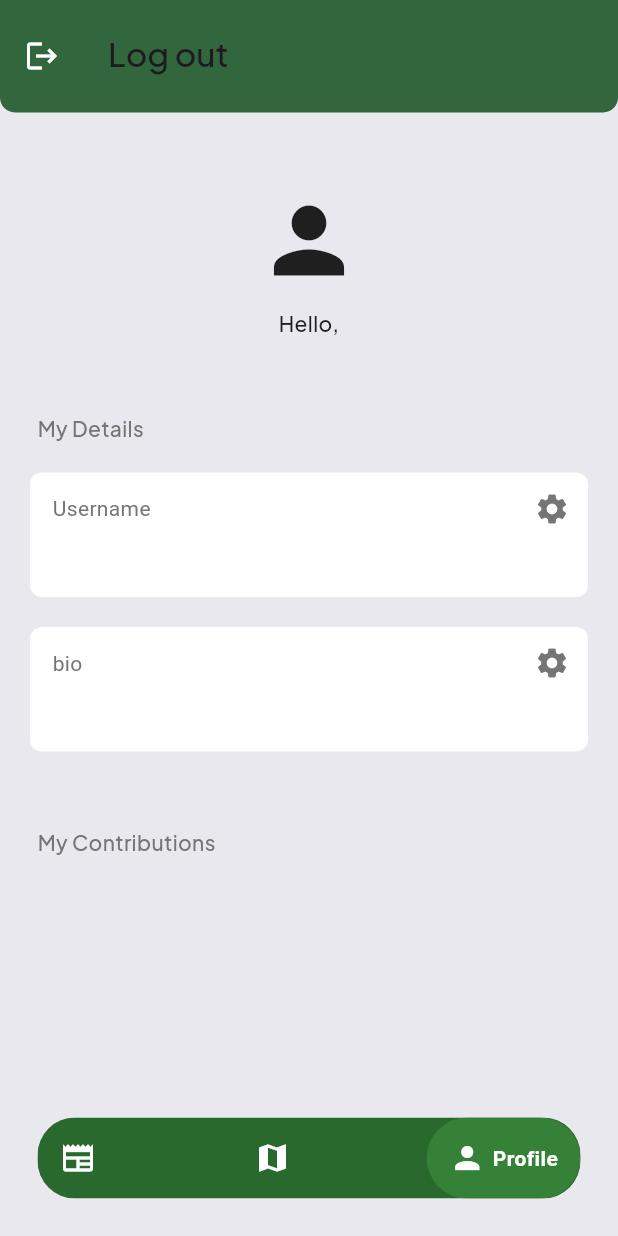
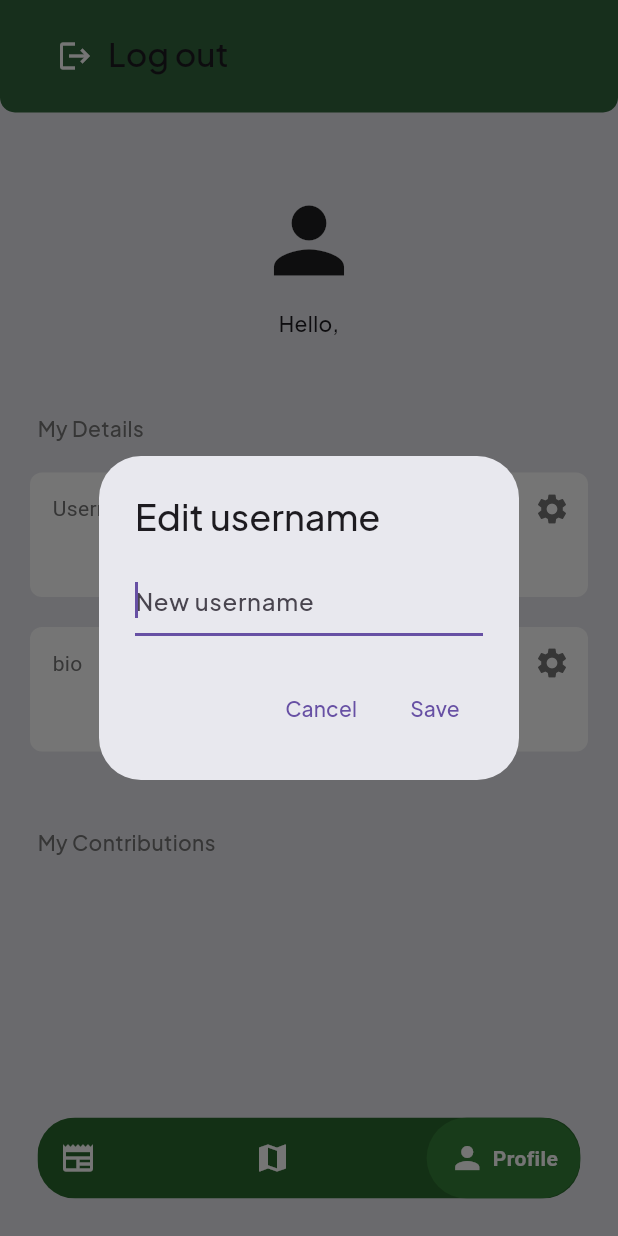
Before and after one commit to nbhan21/Cli-mate, a Flutter app: the screen it shows once a user with an empty profile is signed in, item 3 of the bottom bar chosen, after a tap on the "settings" icon, on a phone screen of 412 x 824 dp. Run offline on Flutter 3.47's test engine with Material 3 defaults, Android fonts, the phone set to English and light mode, and no system bars; drawn by our look-alikes of google_nav_bar; our stand-ins replace cloud_firestore, firebase_auth, firebase_core; accounts and stored records are empty; Roboto replaces fonts that are missing (PlusJakartaFont).

Commit message:
profile page done

```diff
--- a/bismillahWin/lib/Pages/page components/text_box.dart
+++ b/bismillahWin/lib/Pages/page components/text_box.dart
@@ -1,4 +1,3 @@
-import 'package:cloud_firestore/cloud_firestore.dart';
 import 'package:flutter/material.dart';
 
 class textBox extends StatelessWidget {
@@ -32,7 +31,7 @@ class textBox extends StatelessWidget {
                 fontFamily: 'PlusJakartaFont',
               ),),
               IconButton(
-                onPressed: (){},
+                onPressed: onPressed,
                 icon: Icon(Icons.settings,
                 color: Colors.grey[600],))
             ],
--- a/bismillahWin/lib/Pages/page_profile.dart
+++ b/bismillahWin/lib/Pages/page_profile.dart
@@ -14,17 +14,64 @@ class pageProfile extends StatefulWidget {
 class _pageProfileState extends State<pageProfile> {
   // Get user data within the build method
   final currentUser = FirebaseAuth.instance.currentUser!;
+  // Get all user data
+  final usersCollection = FirebaseFirestore.instance.collection("users");
 
-  Future<void> editField(String field) async {}
+  // untuk mengedit data user
+  Future editField(String field) async {
+    String newValue = "";
+    await showDialog(
+      context: context,
+      builder: (context) => AlertDialog(
+        backgroundColor: Color.fromARGB(255, 232, 232, 238),
+        title: Text("Edit $field",
+            style: TextStyle(fontFamily: 'PlusJakartaSans')),
+        content: TextField(
+          autofocus: true,
+          style: TextStyle(fontFamily: 'PlusJakartaSans'),
+          decoration: InputDecoration(
+              hintText: "New $field",
+              hintStyle: TextStyle(fontFamily: 'PlusJakartaSans')),
+              onChanged: (value) {
+                newValue = value;
+              },
+        ),
+        actions: [
+          // Tombol untuk cancel
+          TextButton(
+            onPressed: ()=>Navigator.pop(context),
+            child: Text('Cancel',
+            style: TextStyle(fontFamily: 'PlusJakartaSans'),
+            ),
+          ),
+
+          // Tombol untuk save
+          TextButton(
+            onPressed: ()=>Navigator.of(context).pop(newValue),
+            child: Text('Save',
+            style: TextStyle(fontFamily: 'PlusJakartaSans'),
+            ),
+          ),
+        ],
+      ),
+    );
+
+    // mengatur firestore
+    if (newValue.trim().length>0){
+      //hanya update firestore jika ada value baru
+      await usersCollection.doc(currentUser.email).update({field: newValue});
+
+    }
+  }
 
   @override
   Widget build(BuildContext context) {
     return Scaffold(
       backgroundColor: const Color.fromARGB(255, 232, 232, 238),
       appBar: AppBar(
-        // tulisan Log Out
+        // title log out
         title: Padding(
-          padding: const EdgeInsets.fromLTRB(0, 0, 0, 4),
+          padding: const EdgeInsets.only(bottom: 4.0),
           child: Text(
             'Log out',
             style: TextStyle(
@@ -34,12 +81,14 @@ class _pageProfileState extends State<pageProfile> {
         ),
 
         //Button Log Out
-        leading: IconButton(
+        leading: Padding(
+          padding: const EdgeInsets.only(left: 30.0),
+          child: IconButton(
             icon: Icon(Icons.logout, color: Colors.white),
             onPressed: () async {
               showDialog(
                 context: context,
-              barrierDismissible: false, // Prevent user interaction
+                barrierDismissible: false,
                 builder: (context) {
                   return const Center(
                     child: CircularProgressIndicator(),
@@ -51,11 +100,14 @@ class _pageProfileState extends State<pageProfile> {
               // Dismiss the loading indicator before navigating
               Navigator.of(context).pop();
 
-            // Navigate to HomePage after successful sign-in
+              // Navigate to loginPageHome after successful log out
               Navigator.push(context,
                   MaterialPageRoute(builder: (context) => const loginPageHome()));
             },
           ),
+        ),
+
+        // Custom untuk AppBar
         shape: const RoundedRectangleBorder(
             borderRadius: BorderRadius.only(
           bottomLeft: Radius.circular(10),
@@ -66,13 +118,14 @@ class _pageProfileState extends State<pageProfile> {
         elevation: 10,
       ),
 
+      //mendapatkan data user dari firebase
       body: StreamBuilder<DocumentSnapshot>(
         stream: FirebaseFirestore.instance
             .collection("users")
             .doc(currentUser.email)
             .snapshots(),
         builder: (context, snapshot) {
-          //mendapatkan data user dari firebase
+          // jika user memiliki data, maka akan menampilkan data user
           if (snapshot.hasData) {
             final userData = snapshot.data!.data() as Map<String, dynamic>;
 
@@ -128,7 +181,7 @@ class _pageProfileState extends State<pageProfile> {
                   onPressed: () => editField('bio'),
                 ),
 
-                //contribution history user
+                //histori kontribusi dari user
                 const SizedBox(
                   height: 50,
                 ),
@@ -144,12 +197,14 @@ class _pageProfileState extends State<pageProfile> {
                 ),
               ],
             );
-          }else if (snapshot.hasError){
+          } // jika error maka return error
+          else if (snapshot.hasError) {
             return Center(
               child: Text('Error${snapshot.error}'),
             );
           }
 
+          //return loading
           return const Center(
             child: CircularProgressIndicator(),
           );
```
Lines whose indentation alone changed are shown as unchanged.
